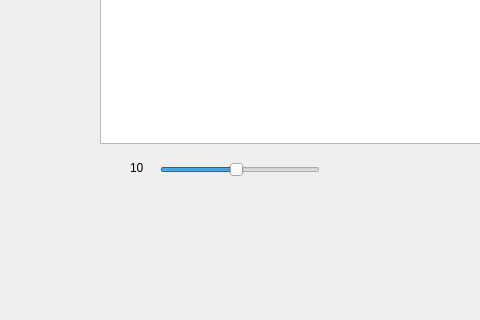
The window that LARCmaCS/larcmacs.ui (ilyashir/LARCmaCS) describes before a commit, drawn with Qt 5; both pictures show x 0 to 480 and y 280 to 600 of the 800 by 600 pixel window.
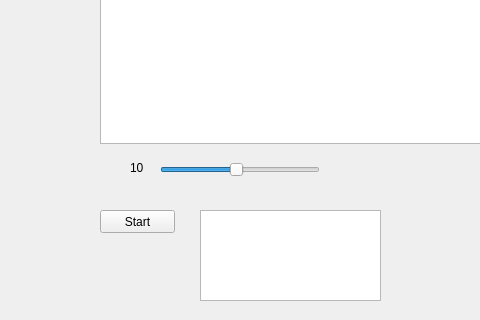
The same window after the commit.

Patch:
```diff
--- a/LARCmaCS/larcmacs.ui
+++ b/LARCmaCS/larcmacs.ui
@@ -61,6 +61,29 @@
     <string>10</string>
    </property>
   </widget>
+  <widget class="QPushButton" name="initRobotsBtn">
+   <property name="geometry">
+    <rect>
+     <x>100</x>
+     <y>490</y>
+     <width>75</width>
+     <height>23</height>
+    </rect>
+   </property>
+   <property name="text">
+    <string>Start</string>
+   </property>
+  </widget>
+  <widget class="QListWidget" name="robotsList">
+   <property name="geometry">
+    <rect>
+     <x>200</x>
+     <y>490</y>
+     <width>181</width>
+     <height>91</height>
+    </rect>
+   </property>
+  </widget>
  </widget>
  <layoutdefault spacing="6" margin="11"/>
  <resources/>
```
